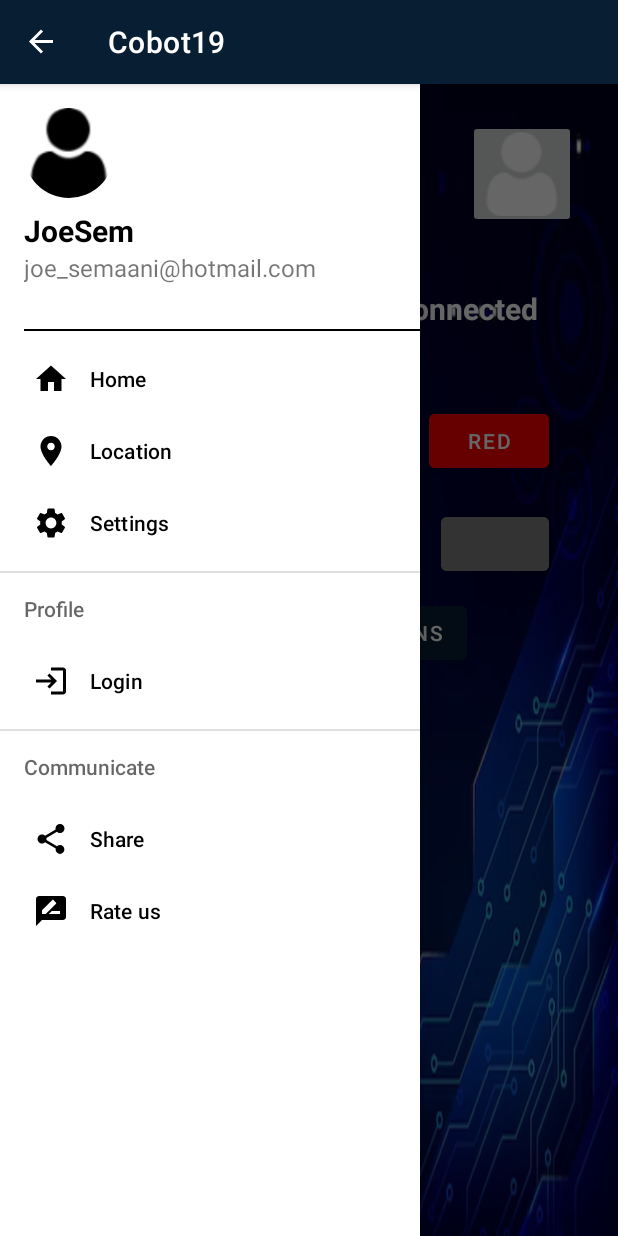
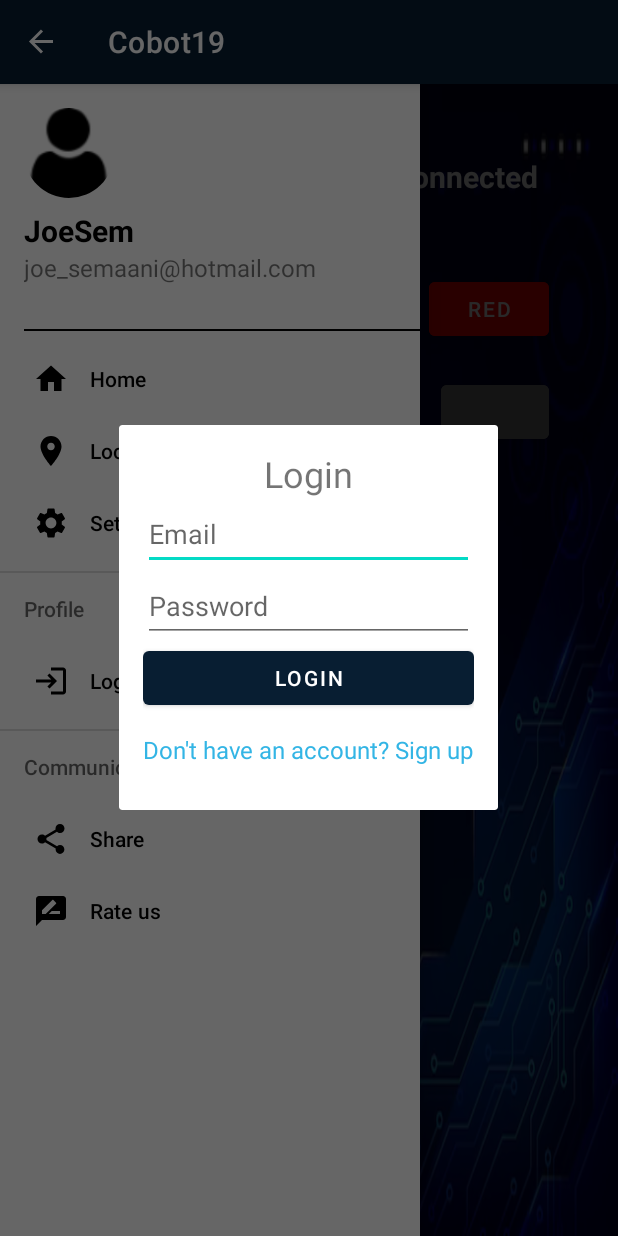
Before and after one commit to JoeSema/Cobot19, an Android app: the screen it shows after launch (MainActivity), in the side drawer, after a tap on "Login", on a phone screen of 412 x 824 dp. Run offline under Robolectric (Android 15) with nearby library versions, the phone set to English and light mode, and no system bars; our stand-ins replace CircleImageView, Volley; libraries missing offline, so code that uses them is left out: com.jackandphantom.joystickview; 3 statements that could not run were skipped.

Commit message:
login+UI

```diff
--- a/app/src/main/java/com/example/cobot19/MainActivity.kt
+++ b/app/src/main/java/com/example/cobot19/MainActivity.kt
@@ -82,12 +82,12 @@ class MainActivity : AppCompatActivity(){
 
         navView.setNavigationItemSelectedListener {
             when(it.itemId){
-                R.id.nav_home ->Toast.makeText(applicationContext, "Cliked Home", Toast.LENGTH_SHORT).show()
-                R.id.nav_location ->Toast.makeText(applicationContext, "Cliked Location", Toast.LENGTH_SHORT).show()
-                R.id.nav_login ->Toast.makeText(applicationContext, "Cliked Log in", Toast.LENGTH_SHORT).show()
-                R.id.nav_rate_us ->Toast.makeText(applicationContext, "Cliked Rate Us", Toast.LENGTH_SHORT).show()
-                R.id.nav_settings ->Toast.makeText(applicationContext, "Cliked Settings", Toast.LENGTH_SHORT).show()
-                R.id.nav_share ->Toast.makeText(applicationContext, "Cliked SHare", Toast.LENGTH_SHORT).show()
+                R.id.nav_home ->Toast.makeText(applicationContext, "Clicked Home", Toast.LENGTH_SHORT).show()
+                R.id.nav_location ->Toast.makeText(applicationContext, "Clicked Location", Toast.LENGTH_SHORT).show()
+                R.id.nav_login ->showLoginPopup()
+                R.id.nav_rate_us ->Toast.makeText(applicationContext, "Clicked Rate Us", Toast.LENGTH_SHORT).show()
+                R.id.nav_settings ->Toast.makeText(applicationContext, "Clicked Settings", Toast.LENGTH_SHORT).show()
+                R.id.nav_share ->Toast.makeText(applicationContext, "Clicked SHare", Toast.LENGTH_SHORT).show()
 
             }
             true
@@ -214,9 +214,7 @@ class MainActivity : AppCompatActivity(){
             showLoginPopup()
         }
 
-        login.setOnClickListener{
-            showLoginPopup()
-        }
+
 
     }
 
--- a/app/src/main/res/layout/activity_main.xml
+++ b/app/src/main/res/layout/activity_main.xml
@@ -20,8 +20,6 @@
             android:layout_height="match_parent"
             android:padding="16dp">
 
-
-            <include layout="@layout/header"/>
             <include layout="@layout/connect"/>
             <include layout="@layout/features_buttons"/>
             <include layout="@layout/toggle"
```
